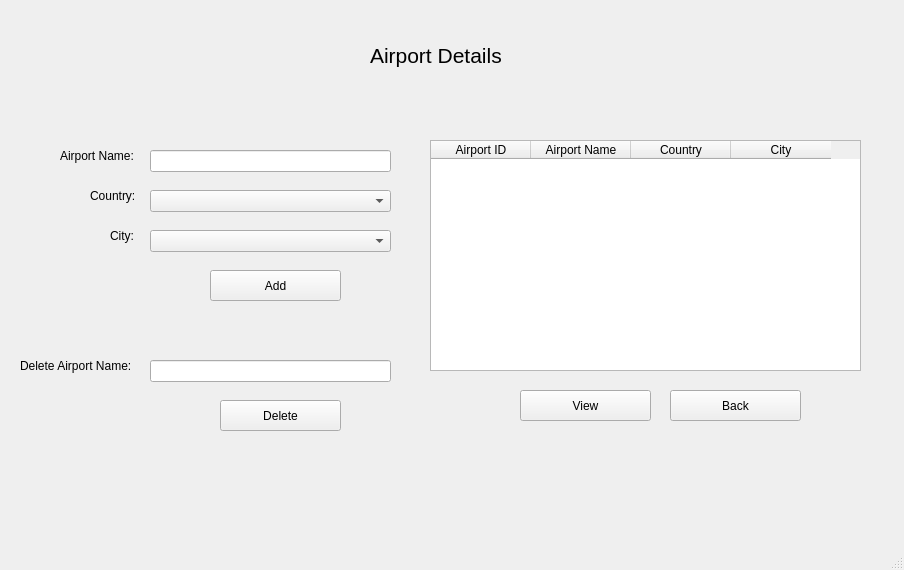
Before: the Qt Designer form airport.ui in Muneeba-Badar/DB-Final-Project, drawn with Qt 5.
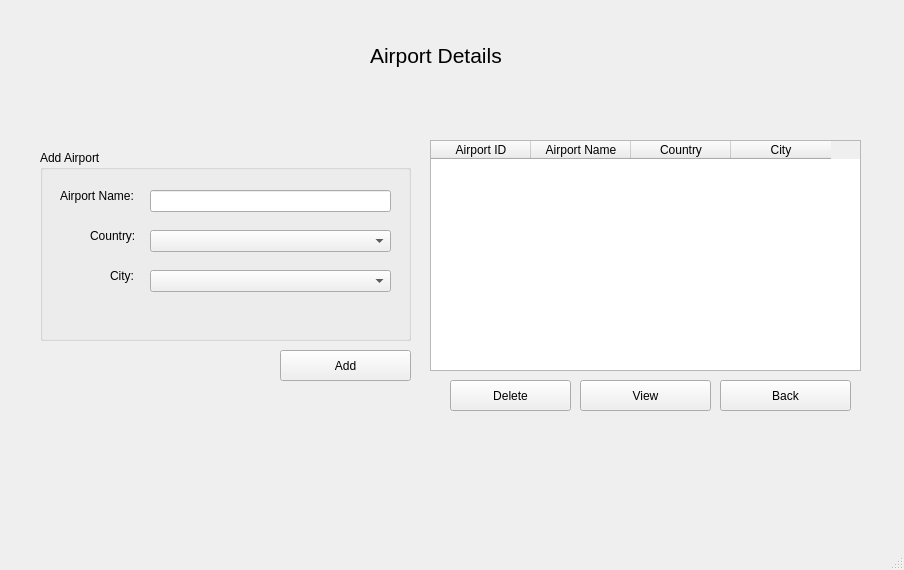
After: the same form once the commit is applied.

```diff
--- a/airport.ui
+++ b/airport.ui
@@ -14,95 +14,11 @@
    <string>Airports</string>
   </property>
   <widget class="QWidget" name="centralwidget">
-   <widget class="QLabel" name="label_2">
-    <property name="geometry">
-     <rect>
-      <x>60</x>
-      <y>140</y>
-      <width>81</width>
-      <height>31</height>
-     </rect>
-    </property>
-    <property name="font">
-     <font>
-      <pointsize>9</pointsize>
-     </font>
-    </property>
-    <property name="text">
-     <string>Airport Name:</string>
-    </property>
-   </widget>
-   <widget class="QLabel" name="label_3">
-    <property name="geometry">
-     <rect>
-      <x>90</x>
-      <y>180</y>
-      <width>51</width>
-      <height>31</height>
-     </rect>
-    </property>
-    <property name="font">
-     <font>
-      <pointsize>9</pointsize>
-     </font>
-    </property>
-    <property name="text">
-     <string>Country:</string>
-    </property>
-   </widget>
-   <widget class="QComboBox" name="Country">
-    <property name="geometry">
-     <rect>
-      <x>150</x>
-      <y>190</y>
-      <width>241</width>
-      <height>22</height>
-     </rect>
-    </property>
-    <property name="font">
-     <font>
-      <pointsize>9</pointsize>
-     </font>
-    </property>
-   </widget>
-   <widget class="QLabel" name="label_5">
-    <property name="geometry">
-     <rect>
-      <x>110</x>
-      <y>220</y>
-      <width>31</width>
-      <height>31</height>
-     </rect>
-    </property>
-    <property name="font">
-     <font>
-      <pointsize>9</pointsize>
-     </font>
-    </property>
-    <property name="text">
-     <string>City:</string>
-    </property>
-   </widget>
-   <widget class="QComboBox" name="City">
-    <property name="geometry">
-     <rect>
-      <x>150</x>
-      <y>230</y>
-      <width>241</width>
-      <height>22</height>
-     </rect>
-    </property>
-    <property name="font">
-     <font>
-      <pointsize>9</pointsize>
-     </font>
-    </property>
-   </widget>
    <widget class="QPushButton" name="Delete">
     <property name="geometry">
      <rect>
-      <x>220</x>
-      <y>400</y>
+      <x>450</x>
+      <y>380</y>
       <width>121</width>
       <height>31</height>
      </rect>
@@ -119,8 +35,8 @@
    <widget class="QPushButton" name="Add">
     <property name="geometry">
      <rect>
-      <x>210</x>
-      <y>270</y>
+      <x>280</x>
+      <y>350</y>
       <width>131</width>
       <height>31</height>
      </rect>
@@ -137,8 +53,8 @@
    <widget class="QPushButton" name="airportBack">
     <property name="geometry">
      <rect>
-      <x>670</x>
-      <y>390</y>
+      <x>720</x>
+      <y>380</y>
       <width>131</width>
       <height>31</height>
      </rect>
@@ -170,21 +86,6 @@
      <string>Airport Details</string>
     </property>
    </widget>
-   <widget class="QLineEdit" name="AirportName">
-    <property name="geometry">
-     <rect>
-      <x>150</x>
-      <y>150</y>
-      <width>241</width>
-      <height>22</height>
-     </rect>
-    </property>
-    <property name="font">
-     <font>
-      <pointsize>9</pointsize>
-     </font>
-    </property>
-   </widget>
    <widget class="QTableWidget" name="AirportTable">
     <property name="geometry">
      <rect>
@@ -215,47 +116,11 @@
      </property>
     </column>
    </widget>
-   <widget class="QLineEdit" name="delAirportName">
-    <property name="geometry">
-     <rect>
-      <x>150</x>
-      <y>360</y>
-      <width>241</width>
-      <height>22</height>
-     </rect>
-    </property>
-    <property name="font">
-     <font>
-      <pointsize>9</pointsize>
-     </font>
-    </property>
-    <property name="text">
-     <string/>
-    </property>
-   </widget>
-   <widget class="QLabel" name="label_6">
-    <property name="geometry">
-     <rect>
-      <x>20</x>
-      <y>350</y>
-      <width>121</width>
-      <height>31</height>
-     </rect>
-    </property>
-    <property name="font">
-     <font>
-      <pointsize>9</pointsize>
-     </font>
-    </property>
-    <property name="text">
-     <string>Delete Airport Name:</string>
-    </property>
-   </widget>
    <widget class="QPushButton" name="airportView">
     <property name="geometry">
      <rect>
-      <x>520</x>
-      <y>390</y>
+      <x>580</x>
+      <y>380</y>
       <width>131</width>
       <height>31</height>
      </rect>
@@ -269,6 +134,118 @@
      <string>View</string>
     </property>
    </widget>
+   <widget class="QGroupBox" name="groupBox">
+    <property name="geometry">
+     <rect>
+      <x>40</x>
+      <y>150</y>
+      <width>371</width>
+      <height>191</height>
+     </rect>
+    </property>
+    <property name="title">
+     <string>Add Airport</string>
+    </property>
+    <widget class="QComboBox" name="CountryCB">
+     <property name="geometry">
+      <rect>
+       <x>110</x>
+       <y>80</y>
+       <width>241</width>
+       <height>22</height>
+      </rect>
+     </property>
+     <property name="font">
+      <font>
+       <pointsize>9</pointsize>
+      </font>
+     </property>
+    </widget>
+    <widget class="QComboBox" name="CityCB">
+     <property name="geometry">
+      <rect>
+       <x>110</x>
+       <y>120</y>
+       <width>241</width>
+       <height>22</height>
+      </rect>
+     </property>
+     <property name="font">
+      <font>
+       <pointsize>9</pointsize>
+      </font>
+     </property>
+    </widget>
+    <widget class="QLabel" name="label_2">
+     <property name="geometry">
+      <rect>
+       <x>20</x>
+       <y>30</y>
+       <width>81</width>
+       <height>31</height>
+      </rect>
+     </property>
+     <property name="font">
+      <font>
+       <pointsize>9</pointsize>
+      </font>
+     </property>
+     <property name="text">
+      <string>Airport Name:</string>
+     </property>
+    </widget>
+    <widget class="QLabel" name="label_5">
+     <property name="geometry">
+      <rect>
+       <x>70</x>
+       <y>110</y>
+       <width>31</width>
+       <height>31</height>
+      </rect>
+     </property>
+     <property name="font">
+      <font>
+       <pointsize>9</pointsize>
+      </font>
+     </property>
+     <property name="text">
+      <string>City:</string>
+     </property>
+    </widget>
+    <widget class="QLineEdit" name="AirportName">
+     <property name="geometry">
+      <rect>
+       <x>110</x>
+       <y>40</y>
+       <width>241</width>
+       <height>22</height>
+      </rect>
+     </property>
+     <property name="font">
+      <font>
+       <pointsize>9</pointsize>
+      </font>
+     </property>
+    </widget>
+    <widget class="QLabel" name="label_3">
+     <property name="geometry">
+      <rect>
+       <x>50</x>
+       <y>70</y>
+       <width>51</width>
+       <height>31</height>
+      </rect>
+     </property>
+     <property name="font">
+      <font>
+       <pointsize>9</pointsize>
+      </font>
+     </property>
+     <property name="text">
+      <string>Country:</string>
+     </property>
+    </widget>
+   </widget>
   </widget>
   <widget class="QMenuBar" name="menubar">
    <property name="geometry">
```
